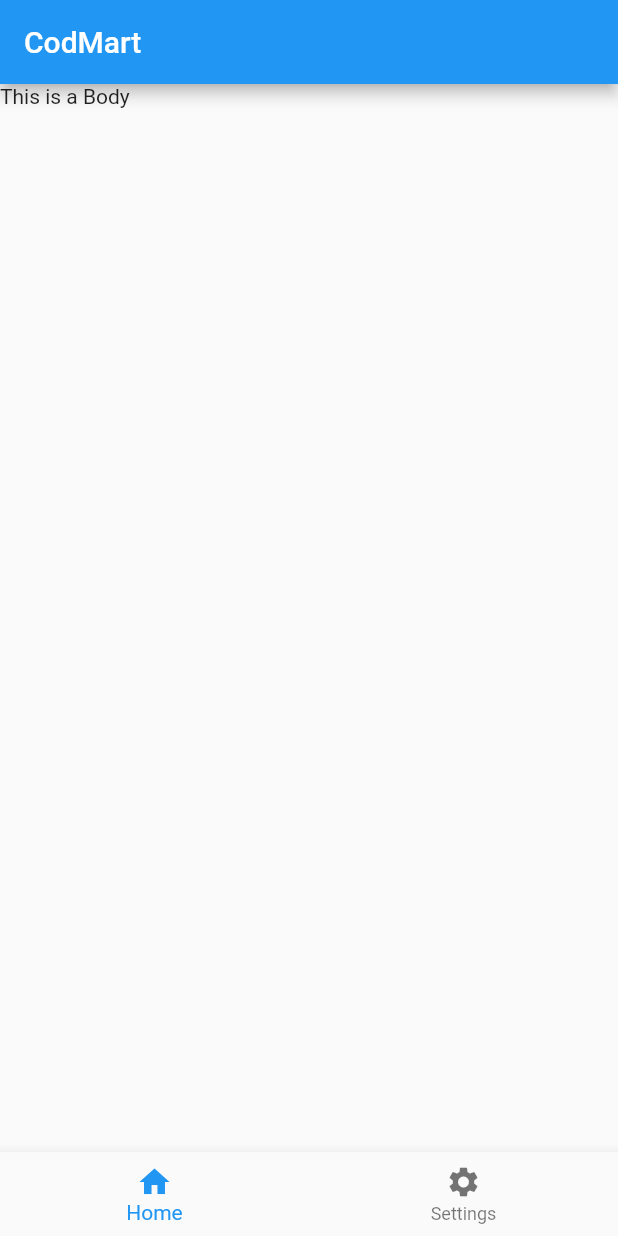
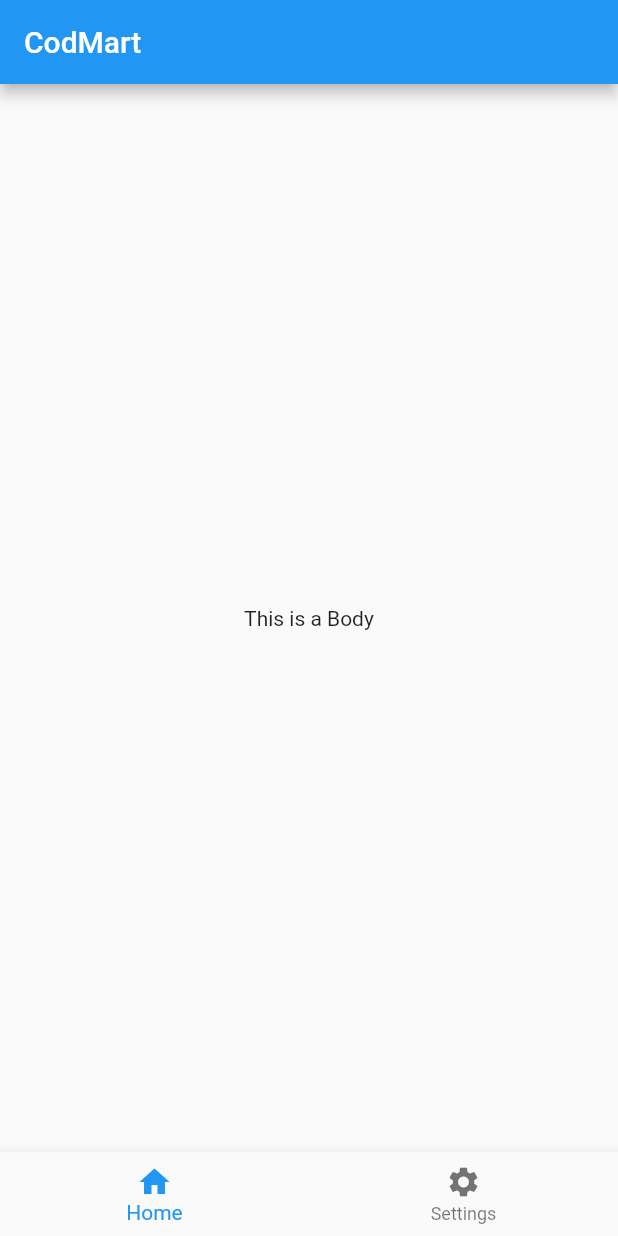
Before and after one commit to Hasitha-Lakshan404/Flutter_Basic, a Flutter app: the screen it shows after launch, on a phone screen of 412 x 824 dp. Run offline on Flutter 3.47's test engine with Material 2 defaults, Android fonts, the phone set to English and light mode, and no system bars.

Commit message:
Centered Body Text

```diff
--- a/lib/main.dart
+++ b/lib/main.dart
@@ -16,7 +16,7 @@ class MyApp extends StatelessWidget {
           // Title
           title: const Text('CodMart'),
         ),
-        body: const Text('This is a Body'),
+        body: const Center(child: Text('This is a Body')),
         bottomNavigationBar: BottomNavigationBar(items: const [
           BottomNavigationBarItem(label: 'Home', icon: Icon(Icons.home)),
           BottomNavigationBarItem(label: 'Settings', icon: Icon(Icons.settings))
```
